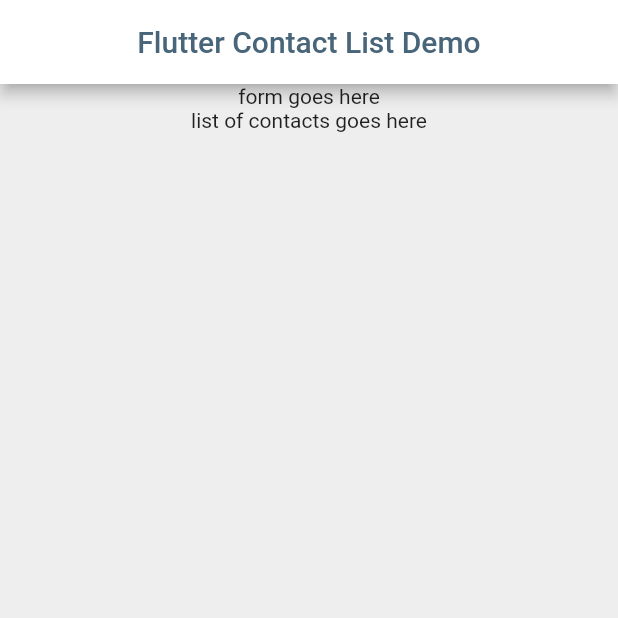
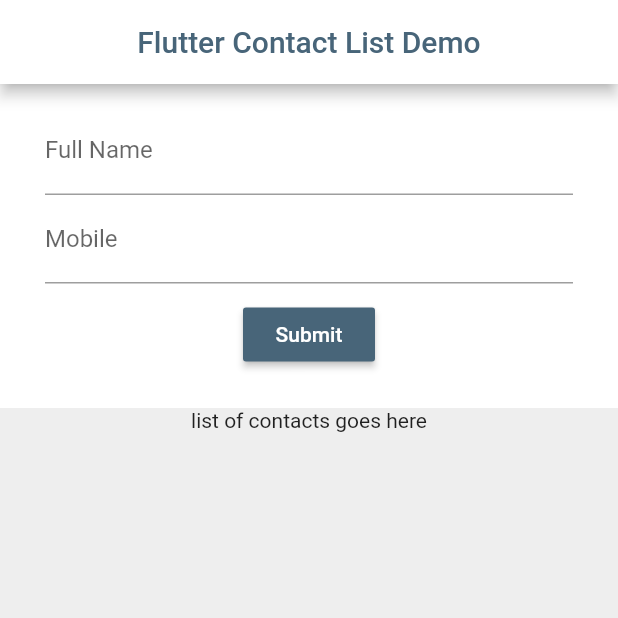
Before and after one commit to gwyne254/fluttercontactlist, a Flutter app: the screen it shows after launch, on a phone screen of 412 x 824 dp, the top half of it. Run offline on Flutter 3.47's test engine with Material 2 defaults, Android fonts, the phone set to English and light mode, and no system bars.

Commit message:
Contact Form Added

```diff
--- a/lib/main.dart
+++ b/lib/main.dart
@@ -35,6 +35,9 @@
   Contact _contact = Contact();
   List<Contact> _contacts = [];
 
+  //other state properties
+  final _formKey = GlobalKey<FormState>();
+
   @override
   Widget build(BuildContext context) {
     return Scaffold(
@@ -57,7 +60,32 @@
     );
   }
 
-  _form() => Text('form goes here');
+  _form() => Container(
+        color: Colors.white,
+        padding: EdgeInsets.symmetric(vertical: 15, horizontal: 30),
+        child: Form(
+          key: _formKey,
+          child: Column(
+            children: <Widget>[
+              TextFormField(
+                decoration: InputDecoration(labelText: 'Full Name'),
+              ),
+              TextFormField(
+                decoration: InputDecoration(labelText: 'Mobile'),
+              ),
+              Container(
+                margin: EdgeInsets.all(10.0),
+                child: RaisedButton(
+                  onPressed: () {},
+                  child: Text('Submit'),
+                  color: darkBlueColor,
+                  textColor: Colors.white,
+                ),
+              ),
+            ],
+          ),
+        ),
+      );
 
   _list() => Text('list of contacts goes here');
 }
```
